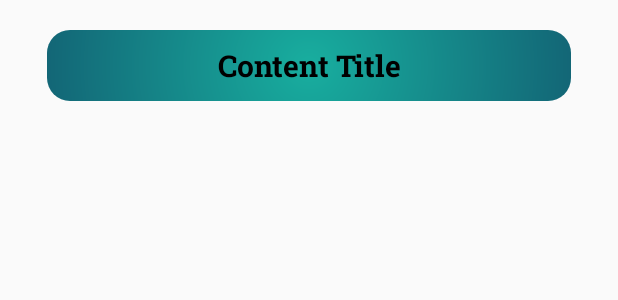
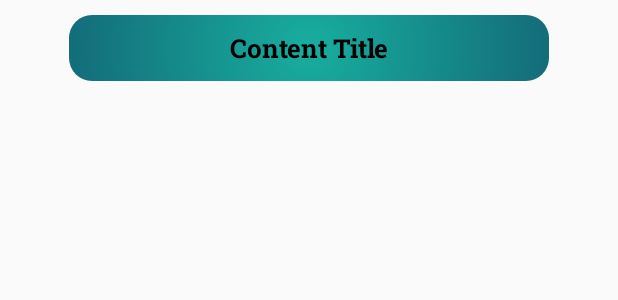
Before and after one commit to Deuz1007/Mind, an Android app: the layout library_content_view.xml on its own in the app's theme, with its tools: preview values and no code run, on a phone screen of 412 x 824 dp. Shown: the top 300 px of the screen. Run offline under Robolectric (Android 15) with nearby library versions, the phone set to English and light mode, and no system bars; Roboto replaces fonts that are not available here.

```diff
--- a/app/src/main/java/com/example/mind/MainActivity.java
+++ b/app/src/main/java/com/example/mind/MainActivity.java
@@ -9,9 +9,13 @@ import android.widget.EditText;
 import android.widget.Toast;
 
 import com.example.mind.interfaces.PostProcess;
+import com.example.mind.models.Topic;
 import com.example.mind.models.User;
 import com.google.firebase.auth.FirebaseAuth;
 import com.google.firebase.database.FirebaseDatabase;
+
+import java.util.ArrayList;
+import java.util.List;
 
 public class MainActivity extends AppCompatActivity {
 
@@ -30,6 +34,8 @@ public class MainActivity extends AppCompatActivity {
                 public void Success(Object... o) {
                     // Proceed to dashboard
                     dashboard();
+//                    Intent intent = new Intent(MainActivity.this, LoadingDialog.class);
+//                    startActivity(intent);
                 }
 
                 @Override
--- a/app/src/main/res/layout/library_content_view.xml
+++ b/app/src/main/res/layout/library_content_view.xml
@@ -1,27 +1,28 @@
 <?xml version="1.0" encoding="utf-8"?>
-<RelativeLayout xmlns:android="http://schemas.android.com/apk/res/android"
+<androidx.constraintlayout.widget.ConstraintLayout xmlns:android="http://schemas.android.com/apk/res/android"
+    xmlns:app="http://schemas.android.com/apk/res-auto"
+    xmlns:tools="http://schemas.android.com/tools"
     android:layout_width="match_parent"
     android:layout_height="wrap_content"
-    android:layout_marginTop="10dp"
-    android:padding="10dp">
+    android:layout_marginTop="10dp">
 
         <TextView
-        android:id="@+id/content_container"
-        android:layout_width="350dp"
+            android:id="@+id/content_title"
+            android:layout_width="320dp"
             android:layout_height="wrap_content"
-        android:layout_alignParentStart="true"
-        android:layout_alignParentEnd="true"
-        android:layout_marginStart="21dp"
-        android:layout_marginLeft="10dp"
-        android:layout_marginEnd="21dp"
+            android:layout_gravity="center"
             android:background="@drawable/library_round_button"
+            android:ellipsize="end"
             android:fontFamily="@font/roboto_slab_bold"
             android:gravity="center"
+            android:maxLines="1"
             android:padding="10dp"
             android:text="Content Title"
             android:textColor="@color/black"
-        android:textSize="20sp"
-        android:maxLines="1"
-        android:ellipsize="end"/>
+            android:textSize="17dp"
+            app:layout_constraintBottom_toBottomOf="parent"
+            app:layout_constraintEnd_toEndOf="parent"
+            app:layout_constraintStart_toStartOf="parent"
+            app:layout_constraintTop_toTopOf="parent" />
 
-</RelativeLayout>
+</androidx.constraintlayout.widget.ConstraintLayout>
```
Also changed, not shown: app/src/main/java/com/example/mind/LibraryContentViewHolder.java (+0 -10 lines), app/src/main/java/com/example/mind/LibraryContetntAdapter.java (+39 -7 lines), app/src/main/java/com/example/mind/QuizContentPage.java (+26 -8 lines), app/src/main/java/com/example/mind/home_screen.java (+12 -12 lines), app/src/main/java/com/example/mind/library_sheet.java (+9 -3 lines), app/src/main/res/drawable/round_library_sheet.xml (+5 -5 lines), app/src/main/res/layout/activity_library_sheet.xml (+12 -21 lines). Lines whose indentation alone changed are shown as unchanged.
